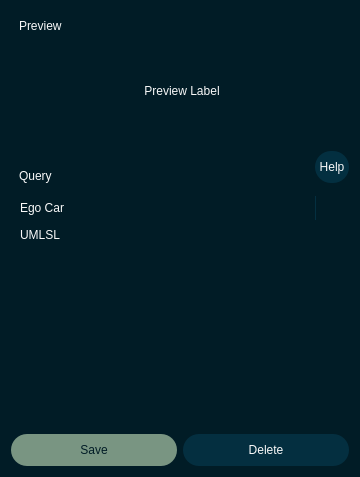
Old version of the form pse/umlsl_editor/src/view/widgets/qt_widgets/query_dialog.ui in the repository 69420pm/UMLSL-traffic-editor.
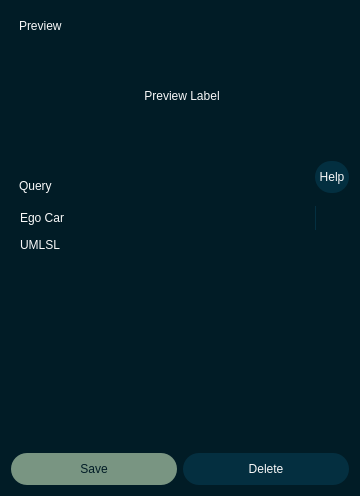
New version of the form. Icons and pictures are not drawn.

Commit message: fixed help dialog syntax, fixed latex preview dont scale correctly

```diff
--- a/pse/umlsl_editor/src/view/widgets/qt_widgets/query_dialog.ui
+++ b/pse/umlsl_editor/src/view/widgets/qt_widgets/query_dialog.ui
@@ -10,7 +10,7 @@
     <x>0</x>
     <y>0</y>
     <width>360</width>
-    <height>477</height>
+    <height>496</height>
    </rect>
   </property>
   <property name="sizePolicy">
@@ -313,7 +313,7 @@
          <item row="0" column="0">
           <widget class="QLabel" name="l_preview">
            <property name="sizePolicy">
-            <sizepolicy hsizetype="Ignored" vsizetype="Preferred">
+            <sizepolicy hsizetype="Expanding" vsizetype="Expanding">
              <horstretch>0</horstretch>
              <verstretch>0</verstretch>
             </sizepolicy>
```
The commit also changes 5 other files.
